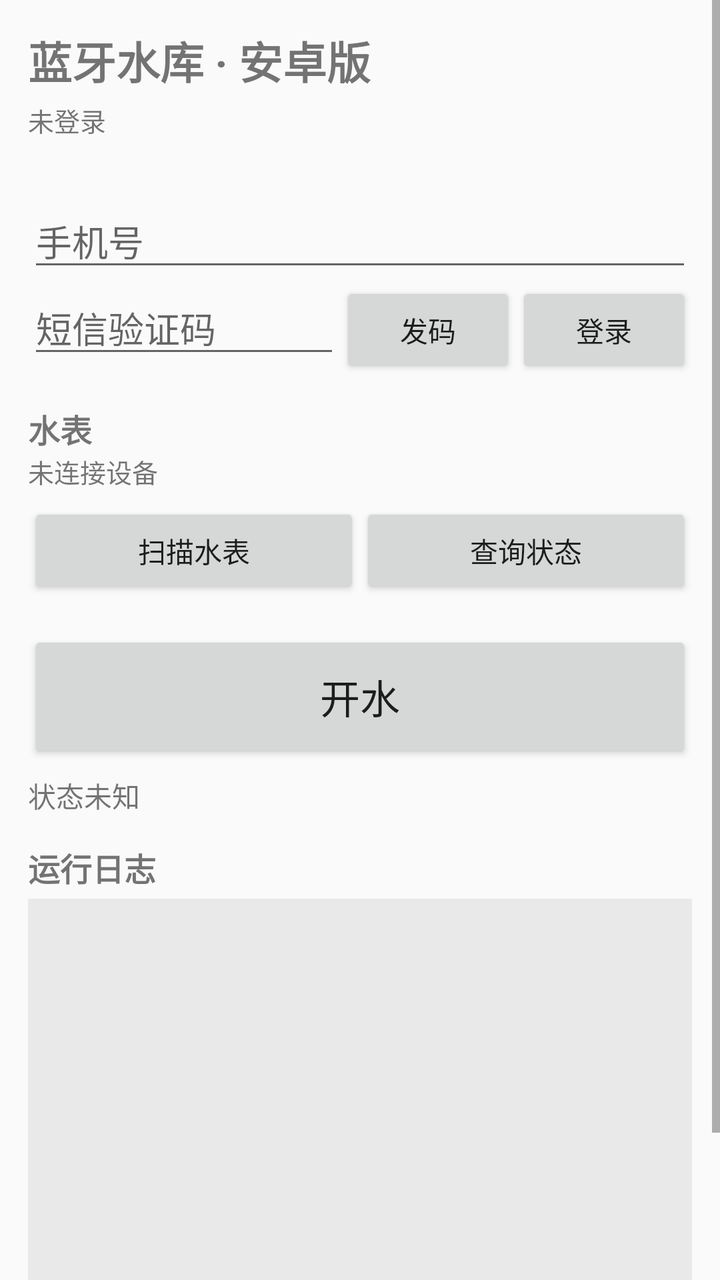
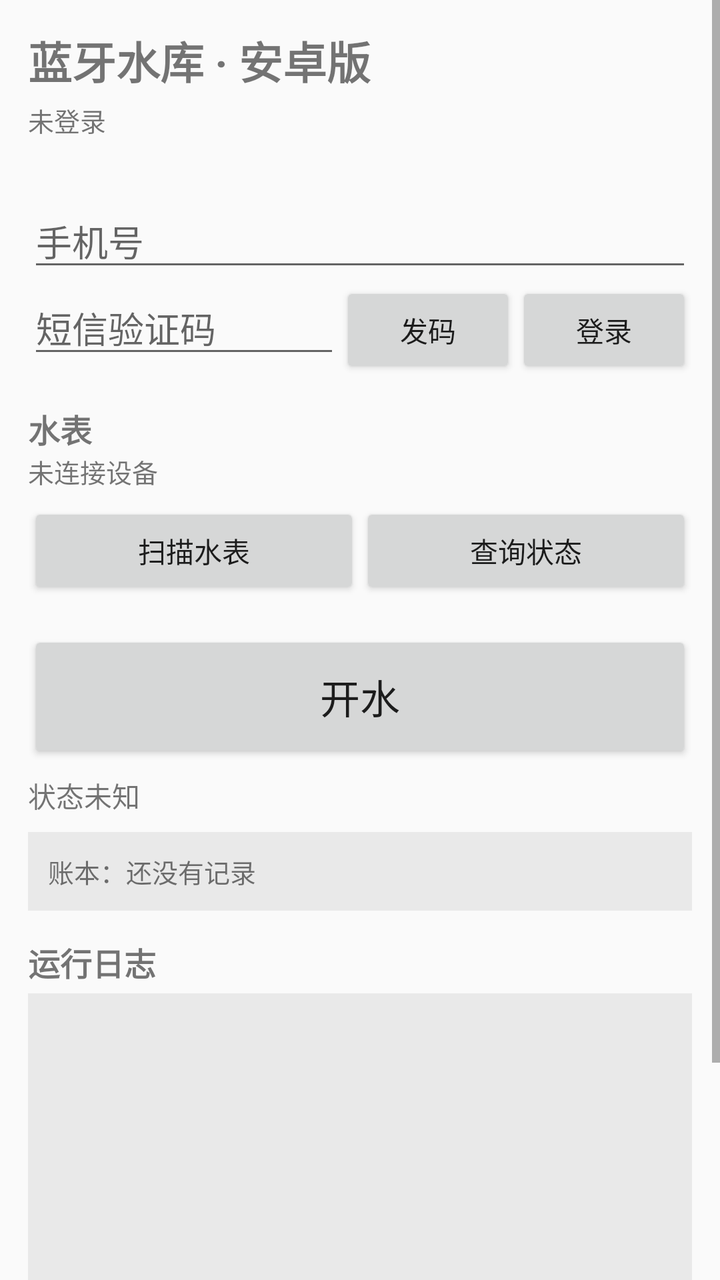

The first picture is an Android layout as it rendered before a commit; the second is the same layout after the commit. The layout source and the unified diff follow.
<!-- AndroidManifest.xml: application theme android:Theme.Material.Light.NoActionBar -->
<!-- res/layout/activity_main.xml -->
<?xml version="1.0" encoding="utf-8"?>
<ScrollView xmlns:android="http://schemas.android.com/apk/res/android"
    android:layout_width="match_parent"
    android:layout_height="match_parent"
    android:fillViewport="true">

    <LinearLayout
        android:layout_width="match_parent"
        android:layout_height="wrap_content"
        android:orientation="vertical"
        android:padding="14dp">

        <TextView
            android:layout_width="match_parent"
            android:layout_height="wrap_content"
            android:text="蓝牙水库 · 安卓版"
            android:textSize="22sp"
            android:textStyle="bold" />

        <TextView
            android:id="@+id/sessionStatus"
            android:layout_width="match_parent"
            android:layout_height="wrap_content"
            android:layout_marginTop="4dp"
            android:text="未登录"
            android:textSize="13sp" />

        <TextView
            android:id="@+id/balance"
            android:layout_width="match_parent"
            android:layout_height="wrap_content"
            android:textSize="13sp" />

        <EditText
            android:id="@+id/phone"
            android:layout_width="match_parent"
            android:layout_height="wrap_content"
            android:layout_marginTop="10dp"
            android:hint="手机号"
            android:inputType="phone"
            android:maxLines="1" />

        <LinearLayout
            android:layout_width="match_parent"
            android:layout_height="wrap_content"
            android:orientation="horizontal">

            <EditText
                android:id="@+id/code"
                android:layout_width="0dp"
                android:layout_height="wrap_content"
                android:layout_weight="1"
                android:hint="短信验证码"
                android:inputType="number"
                android:maxLines="1" />

            <Button
                android:id="@+id/btnSendCode"
                android:layout_width="wrap_content"
                android:layout_height="wrap_content"
                android:text="发码"
                android:textAllCaps="false" />

            <Button
                android:id="@+id/btnLogin"
                android:layout_width="wrap_content"
                android:layout_height="wrap_content"
                android:text="登录"
                android:textAllCaps="false" />
        </LinearLayout>

        <TextView
            android:layout_width="match_parent"
            android:layout_height="wrap_content"
            android:layout_marginTop="14dp"
            android:text="水表"
            android:textSize="16sp"
            android:textStyle="bold" />

        <TextView
            android:id="@+id/deviceStatus"
            android:layout_width="match_parent"
            android:layout_height="wrap_content"
            android:text="未连接设备"
            android:textSize="13sp" />

        <LinearLayout
            android:layout_width="match_parent"
            android:layout_height="wrap_content"
            android:layout_marginTop="6dp"
            android:orientation="horizontal">

            <Button
                android:id="@+id/btnScan"
                android:layout_width="0dp"
                android:layout_height="wrap_content"
                android:layout_weight="1"
                android:text="扫描水表"
                android:textAllCaps="false" />

            <Button
                android:id="@+id/btnQuery"
                android:layout_width="0dp"
                android:layout_height="wrap_content"
                android:layout_weight="1"
                android:text="查询状态"
                android:textAllCaps="false" />
        </LinearLayout>

        <LinearLayout
            android:id="@+id/deviceList"
            android:layout_width="match_parent"
            android:layout_height="wrap_content"
            android:orientation="vertical" />

        <Button
            android:id="@+id/btnWater"
            android:layout_width="match_parent"
            android:layout_height="66dp"
            android:layout_marginTop="16dp"
            android:text="开水"
            android:textAllCaps="false"
            android:textSize="20sp" />

        <TextView
            android:id="@+id/waterStatus"
            android:layout_width="match_parent"
            android:layout_height="wrap_content"
            android:layout_marginTop="6dp"
            android:text="状态未知"
            android:textSize="14sp" />

        <TextView
            android:layout_width="match_parent"
            android:layout_height="wrap_content"
            android:layout_marginTop="14dp"
            android:text="运行日志"
            android:textSize="16sp"
            android:textStyle="bold" />

        <ScrollView
            android:id="@+id/logScroll"
            android:layout_width="match_parent"
            android:layout_height="260dp"
            android:layout_marginTop="4dp"
            android:background="#11000000"
            android:padding="8dp">

            <TextView
                android:id="@+id/log"
                android:layout_width="match_parent"
                android:layout_height="wrap_content"
                android:fontFamily="monospace"
                android:textIsSelectable="true"
                android:textSize="11sp" />
        </ScrollView>
    </LinearLayout>
</ScrollView>
<!-- resources referenced by this layout -->
<resources>

</resources>

<!-- the commit's change to res/layout/activity_main.xml (unified diff, before → after) -->
@@ -131,6 +131,16 @@
             android:textSize="14sp" />
 
         <TextView
+            android:id="@+id/stats"
+            android:layout_width="match_parent"
+            android:layout_height="wrap_content"
+            android:layout_marginTop="8dp"
+            android:background="#11000000"
+            android:padding="10dp"
+            android:text="账本：还没有记录"
+            android:textSize="13sp" />
+
+        <TextView
             android:layout_width="match_parent"
             android:layout_height="wrap_content"
             android:layout_marginTop="14dp"
